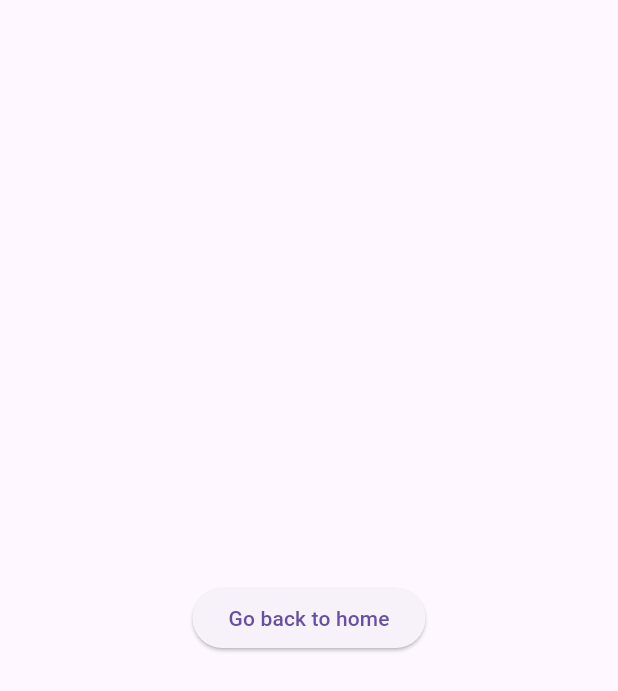
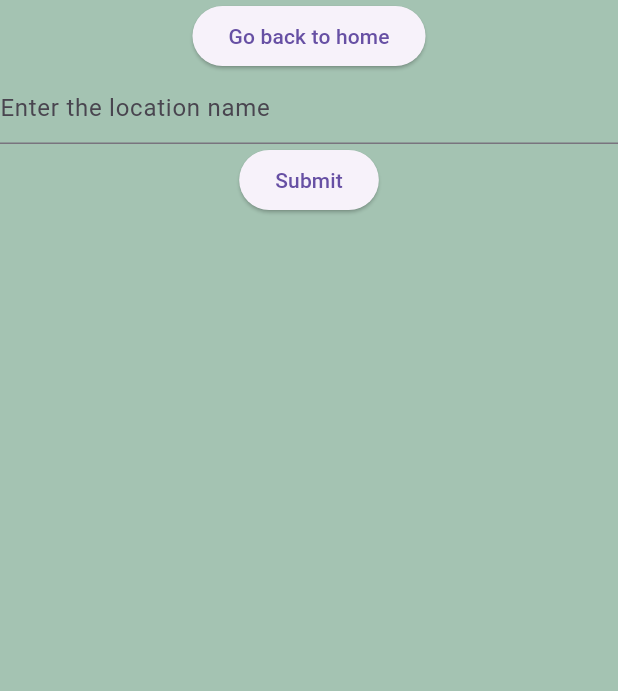
Before and after one commit to astev423/Adventure-Log, a Flutter app: the screen it shows after launch, after a tap on "Add Review", on a phone screen of 412 x 824 dp. Shown: the top 691 px of the screen. Run offline on Flutter 3.47's test engine with Material 3 defaults, Android fonts, the phone set to English and light mode, and no system bars; our stand-ins replace geolocator.

Commit message:
refact: set background theme in main rather than repeating on all pages, also other refactors

```diff
--- a/lib/main.dart
+++ b/lib/main.dart
@@ -1,3 +1,4 @@
+import 'package:adventure_log/constants.dart';
 import 'package:adventure_log/pages/add_review.dart';
 import 'package:adventure_log/pages/explore.dart';
 import 'package:adventure_log/pages/homepage.dart';
@@ -16,6 +17,7 @@ class MyApp extends StatelessWidget {
   Widget build(BuildContext context) {
     return MaterialApp(
       title: 'Adventure Log',
+      theme: ThemeData(scaffoldBackgroundColor: teal),
       initialRoute: '/',
       routes: {
         '/explore': (context) => const Explore(),
--- a/lib/pages/add_review.dart
+++ b/lib/pages/add_review.dart
@@ -1,3 +1,5 @@
+import 'package:adventure_log/constants.dart';
+import 'package:adventure_log/utils.dart';
 import 'package:flutter/material.dart';
 
 class AddReview extends StatelessWidget {
@@ -6,12 +8,58 @@ class AddReview extends StatelessWidget {
   @override
   Widget build(BuildContext context) {
     return Scaffold(
-      body: Center(
-        child: ElevatedButton(
-          onPressed: () => Navigator.pushNamed(context, '/'),
-          child: Text("Go back to home"),
-        ),
+      backgroundColor: teal,
+      body: Column(
+        children: [
+          ElevatedButton(
+            onPressed: () => Navigator.pushNamed(context, '/'),
+            child: const Text("Go back to home"),
+          ),
+          AddReviewForm(),
+        ],
       ),
     );
   }
 }
+
+class AddReviewForm extends StatefulWidget {
+  const AddReviewForm({super.key});
+
+  @override
+  State<AddReviewForm> createState() {
+    return _AddReviewFormState();
+  }
+}
+
+class _AddReviewFormState extends State<AddReviewForm> {
+  // Create a global key that uniquely identifies the Form widget and allows validation of the form.
+  final _formKey = GlobalKey<FormState>();
+  var _locationCtl = TextEditingController();
+
+  @override
+  Widget build(BuildContext context) {
+    return Form(
+      key: _formKey,
+      child: Column(
+        children: <Widget>[
+          TextFormField(
+            validator: requireNonEmptyString,
+            controller: _locationCtl,
+            decoration: InputDecoration(hintText: "Enter the location name"),
+          ),
+          ElevatedButton(
+            onPressed: () {
+              if (_formKey.currentState!.validate()) {
+                ScaffoldMessenger.of(context).showSnackBar(
+                  const SnackBar(content: Text('Processing Data')),
+                );
+              }
+              print(_locationCtl.text);
+            },
+            child: const Text('Submit'),
+          ),
+        ],
+      ),
+    );
+  }
+}
--- a/lib/pages/homepage.dart
+++ b/lib/pages/homepage.dart
@@ -8,8 +8,7 @@ class Homepage extends StatelessWidget {
 
   @override
   Widget build(BuildContext context) {
-    return Scaffold(
-      backgroundColor: teal,
+    return const Scaffold(
       body: Align(
         alignment: Alignment.topCenter,
         child: Stack(
--- a/lib/pages/view_reviews.dart
+++ b/lib/pages/view_reviews.dart
@@ -7,7 +7,6 @@ class ViewReviews extends StatelessWidget {
   @override
   Widget build(BuildContext context) {
     return Scaffold(
-      backgroundColor: teal,
       body: Center(
         child: ElevatedButton(
           onPressed: () => Navigator.pushNamed(context, '/'),
```
Also changed, not shown: lib/pages/explore.dart (+9 -1 lines), lib/pages/profile.dart (+9 -1 lines), lib/utils.dart (+8 -0 lines).
